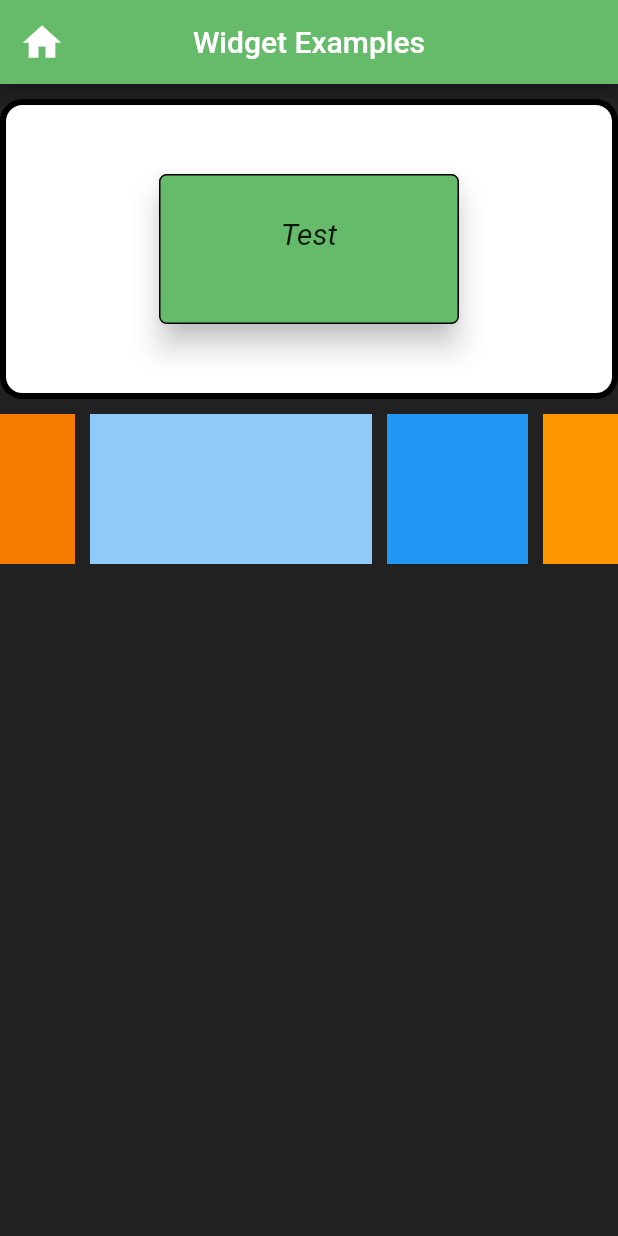
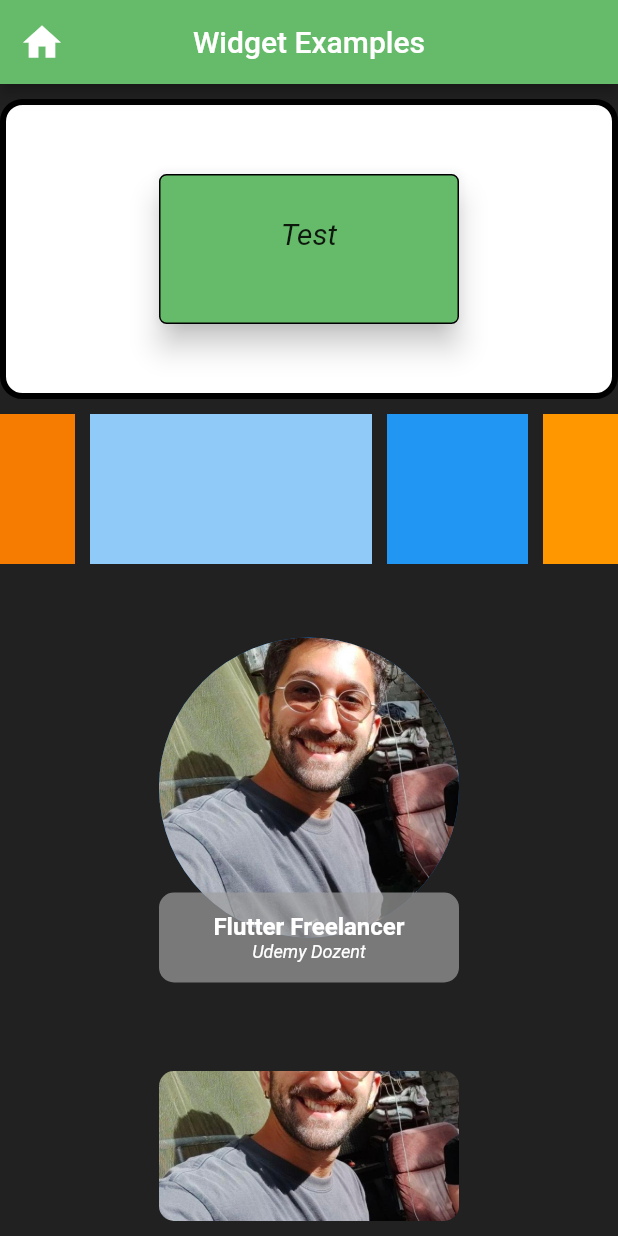
Before and after one commit to CivanErbay/flutter_basics, a Flutter app: the screen it shows after launch, on a phone screen of 412 x 824 dp. Run offline on Flutter 3.47's test engine with Material 2 defaults, Android fonts, the phone set to English and light mode, and no system bars; Roboto replaces fonts that are missing (Rubik).

Commit message:
Add images

```diff
--- /dev/null
+++ b/lib/presentation/widgets_examples/widgets/profile_picture.dart
@@ -0,0 +1,51 @@
+import 'package:flutter/material.dart';
+
+class ProfilePicture extends StatelessWidget {
+  const ProfilePicture({Key? key}) : super(key: key);
+
+  @override
+  Widget build(BuildContext context) {
+    return Expanded(
+      child: Center(
+          child: SizedBox(
+              height: 230,
+              width: 200,
+              child: Stack(
+                children: [
+                  const SizedBox(
+                    height: 200,
+                    child: CircleAvatar(
+                        radius: 200,
+                        backgroundImage:
+                            AssetImage("assets/images/profile.png")),
+                  ),
+                  Align(
+                      alignment: Alignment.bottomCenter,
+                      child: Container(
+                          height: 60,
+                          width: 200,
+                          decoration: BoxDecoration(
+                              color: Colors.grey.withOpacity(0.7),
+                              borderRadius: BorderRadius.circular(10)),
+                          child: Column(
+                            mainAxisAlignment: MainAxisAlignment.center,
+                            children: const [
+                              Center(
+                                  child: Text("Flutter Freelancer",
+                                      style: TextStyle(
+                                          fontSize: 16,
+                                          fontWeight: FontWeight.bold,
+                                          color: Colors.white))),
+                              Center(
+                                  child: Text("Udemy Dozent",
+                                      style: TextStyle(
+                                          fontSize: 12,
+                                          fontStyle: FontStyle.italic,
+                                          color: Colors.white))),
+                            ],
+                          )))
+                ],
+              ))),
+    );
+  }
+}
--- /dev/null
+++ b/lib/presentation/widgets_examples/widgets/rectangular-image.dart
@@ -0,0 +1,17 @@
+import 'package:flutter/material.dart';
+
+class RectangularImage extends StatelessWidget {
+  const RectangularImage({Key? key}) : super(key: key);
+
+  @override
+  Widget build(BuildContext context) {
+    return SizedBox(
+      height: 100,
+      width: 200,
+      child: ClipRRect(
+        borderRadius: BorderRadius.circular(10),
+        child: Image.asset("assets/images/profile.png", fit: BoxFit.cover),
+      ),
+    );
+  }
+}
--- a/lib/presentation/widgets_examples/widgets_examples_page.dart
+++ b/lib/presentation/widgets_examples/widgets_examples_page.dart
@@ -1,5 +1,7 @@
 import 'package:flutter/material.dart';
 import 'package:flutter_grundlagen/presentation/widgets_examples/widgets/container_text_example.dart';
+import 'package:flutter_grundlagen/presentation/widgets_examples/widgets/profile_picture.dart';
+import 'package:flutter_grundlagen/presentation/widgets_examples/widgets/rectangular-image.dart';
 import 'package:flutter_grundlagen/presentation/widgets_examples/widgets/row_expanded_example.dart';
 
 class WidgetsExamplesPage extends StatelessWidget {
@@ -22,7 +24,10 @@ class WidgetsExamplesPage extends StatelessWidget {
               children: const [
                 ContainerTextExample(),
                 SizedBox(height: 10),
-                RowExpandedExample()
+                RowExpandedExample(),
+                ProfilePicture(),
+                SizedBox(height: 10),
+                RectangularImage(),
               ],
             ),
           ),
--- a/pubspec.yaml
+++ b/pubspec.yaml
@@ -58,8 +58,8 @@ flutter:
   uses-material-design: true
 
   # To add assets to your application, add an assets section, like this:
-  # assets:
-  #   - images/a_dot_burr.jpeg
+  assets:
+   - assets/images/
   #   - images/a_dot_ham.jpeg
 
   # An image asset can refer to one or more resolution-specific "variants", see
```
Also changed, not shown: assets/images/profile.png (added).
